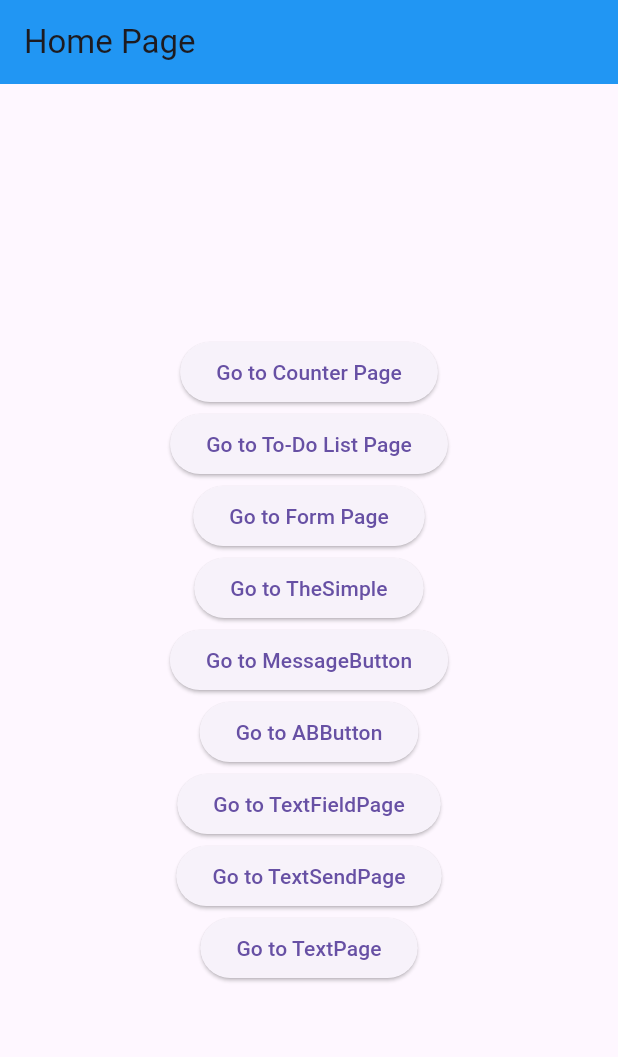
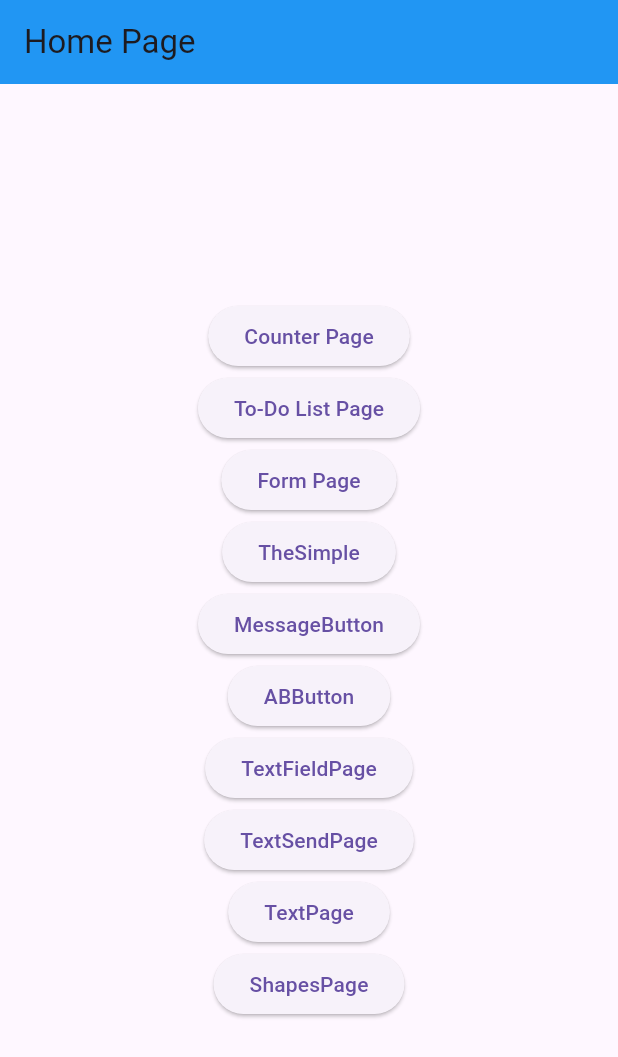
Before and after one commit to kaneko-hiromichi/practice_futter0710, a Flutter app: the screen it shows after launch, on a phone screen of 412 x 824 dp. Shown: the top 1057 px of the screen. Run offline on Flutter 3.47's test engine with Material 3 defaults, Android fonts, the light colour scheme and no system bars.

Commit message:
shapes.dartを追加　図形の描画、配置の練習

```diff
--- a/lib/main.dart
+++ b/lib/main.dart
@@ -1,5 +1,7 @@
+import 'shapes.dart';
+
 import 'text_field.dart';
-import 'package:app_0710/text_send.dart';
+import 'text_send.dart';
 import 'package:flutter/material.dart';
 import 'AB_button.dart';
 import 'message_button.dart';
@@ -47,7 +49,7 @@ class HomePage extends StatelessWidget {
                   MaterialPageRoute(builder: (context) => CounterPage()),
                 );
               },
-              child: const Text('Go to Counter Page'),
+              child: const Text('Counter Page'),
             ),
             ElevatedButton(
               onPressed: () {
@@ -56,7 +58,7 @@ class HomePage extends StatelessWidget {
                   MaterialPageRoute(builder: (context) => ToDoPage()),
                 );
               },
-              child: const Text('Go to To-Do List Page'),
+              child: const Text('To-Do List Page'),
             ),
             ElevatedButton(
               onPressed: () {
@@ -65,7 +67,7 @@ class HomePage extends StatelessWidget {
                   MaterialPageRoute(builder: (context) => FormPage()),
                 );
               },
-              child: const Text('Go to Form Page'),
+              child: const Text('Form Page'),
             ),
             ElevatedButton(
               onPressed: () {
@@ -74,7 +76,7 @@ class HomePage extends StatelessWidget {
                   MaterialPageRoute(builder: (context) => TheSimple()),
                 );
               },
-              child: const Text('Go to TheSimple'),
+              child: const Text('TheSimple'),
             ),
             ElevatedButton(
               onPressed: () {
@@ -83,7 +85,7 @@ class HomePage extends StatelessWidget {
                   MaterialPageRoute(builder: (context) => MessageButton()),
                 );
               },
-              child: const Text('Go to MessageButton'),
+              child: const Text('MessageButton'),
             ),
             ElevatedButton(
               onPressed: () {
@@ -92,7 +94,7 @@ class HomePage extends StatelessWidget {
                   MaterialPageRoute(builder: (context) => ABButton()),
                 );
               },
-              child: const Text('Go to ABButton'),
+              child: const Text('ABButton'),
             ),
             ElevatedButton(
               onPressed: () {
@@ -101,7 +103,7 @@ class HomePage extends StatelessWidget {
                   MaterialPageRoute(builder: (context) => TextFieldPage()),
                 );
               },
-              child: const Text('Go to TextFieldPage'),
+              child: const Text('TextFieldPage'),
             ),
             ElevatedButton(
               onPressed: () {
@@ -110,7 +112,7 @@ class HomePage extends StatelessWidget {
                   MaterialPageRoute(builder: (context) => TextSendPage()),
                 );
               },
-              child: const Text('Go to TextSendPage'),
+              child: const Text('TextSendPage'),
             ),
             ElevatedButton(
                 onPressed: () {
@@ -119,7 +121,16 @@ class HomePage extends StatelessWidget {
                     MaterialPageRoute(builder: (context) => TextPage()),
                   );
                 },
-                child: const Text('Go to TextPage')),
+                child: const Text('TextPage')),
+            ElevatedButton(
+              onPressed: () {
+                Navigator.push(
+                  context,
+                  MaterialPageRoute(builder: (context) => ShapesPage()),
+                );
+              },
+              child: const Text('ShapesPage'),
+            ),
           ],
         ),
       ),
```
Also changed, not shown: lib/shapes.dart (added, +71 -0 lines).
